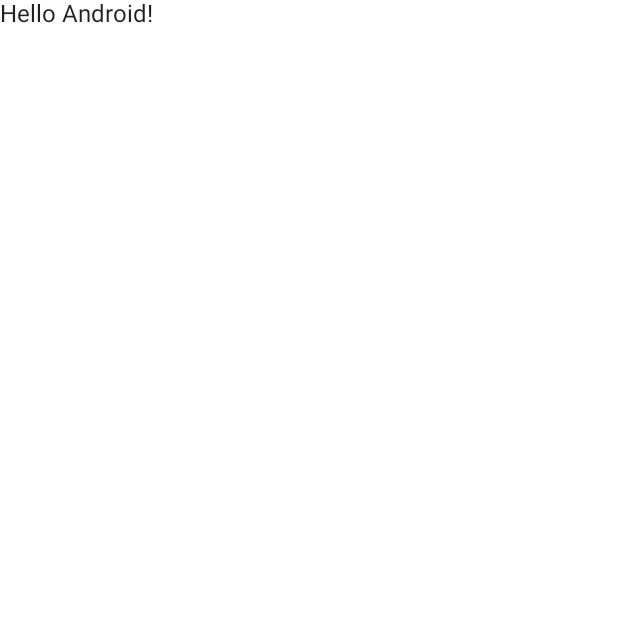
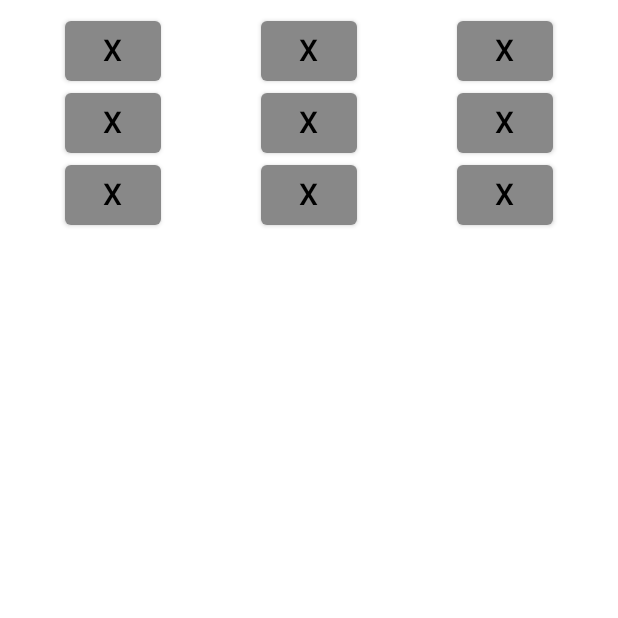
Before and after one commit to kaunainreza/XO, an Android app built with Jetpack Compose: the screen it shows after launch (MainActivity), on a phone screen of 412 x 824 dp, the top half of it. Before the commit the part shown is almost empty. Run offline under Robolectric (Android 15) with nearby library versions, the phone set to English and light mode, and no system bars.

Commit message:
Button Added

```diff
--- a/app/src/main/java/com/example/xo/MainActivity.kt
+++ b/app/src/main/java/com/example/xo/MainActivity.kt
@@ -10,6 +10,7 @@ import androidx.compose.material.Text
 import androidx.compose.runtime.Composable
 import androidx.compose.ui.Modifier
 import androidx.compose.ui.tooling.preview.Preview
+import com.example.xo.ui.compose.Main3X3
 import com.example.xo.ui.theme.XOTheme
 
 class MainActivity : ComponentActivity() {
@@ -22,7 +23,7 @@ class MainActivity : ComponentActivity() {
                     modifier = Modifier.fillMaxSize(),
                     color = MaterialTheme.colors.background
                 ) {
-                    Greeting("Android")
+                    Main3X3()
                 }
             }
         }
--- /dev/null
+++ b/app/src/main/java/com/example/xo/ui/compose/MainGrid.kt
@@ -0,0 +1,66 @@
+package com.example.xo.ui.compose
+
+import androidx.compose.foundation.layout.fillMaxSize
+import androidx.compose.foundation.layout.padding
+import androidx.compose.foundation.layout.wrapContentHeight
+import androidx.compose.foundation.layout.wrapContentWidth
+import androidx.compose.foundation.lazy.grid.GridCells
+import androidx.compose.foundation.lazy.grid.LazyVerticalGrid
+import androidx.compose.material.*
+import androidx.compose.runtime.Composable
+import androidx.compose.ui.Modifier
+import androidx.compose.ui.graphics.Color
+import androidx.compose.ui.tooling.preview.Preview
+import androidx.compose.ui.unit.dp
+import androidx.compose.ui.unit.sp
+import com.example.xo.ui.theme.XOTheme
+
+@Composable
+fun Main3X3() {
+    gridView()
+
+}
+
+@Composable
+fun GridButton() {
+
+
+    Button(modifier = Modifier
+        .wrapContentHeight()
+        .wrapContentWidth(),
+        colors = ButtonDefaults.buttonColors(backgroundColor = Color.Gray),
+        onClick = { /*TODO*/ }) {
+        Text(text = "X", fontSize = 20.sp)
+
+
+    }
+}
+
+@Preview
+@Composable
+fun Main3X3Preview() {
+    XOTheme {
+        // A surface container using the 'background' color from the theme
+        Surface(
+            modifier = Modifier.fillMaxSize(),
+            color = MaterialTheme.colors.background
+        ) {
+            Main3X3()
+        }
+    }
+}
+
+
+@Composable
+fun gridView() {
+     var courseList= listOf("1","2","3","4","5","6","7","8","9")
+    LazyVerticalGrid(
+        columns = GridCells.Fixed(3),
+        modifier = Modifier.padding(10.dp)
+    ) {
+        items(courseList.size) {
+            GridButton()
+
+        }
+    }
+}
```
